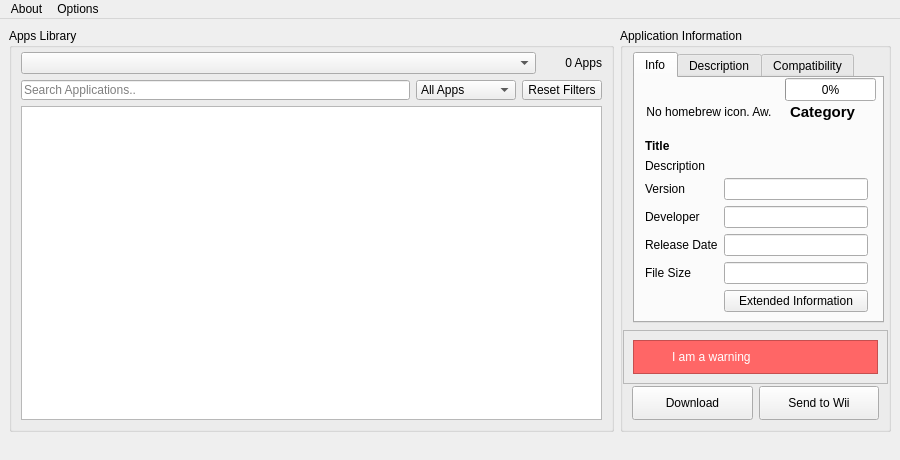
Above: gui/united.ui from dhtdht020/osc-dl before the change. Below: the same form after it.
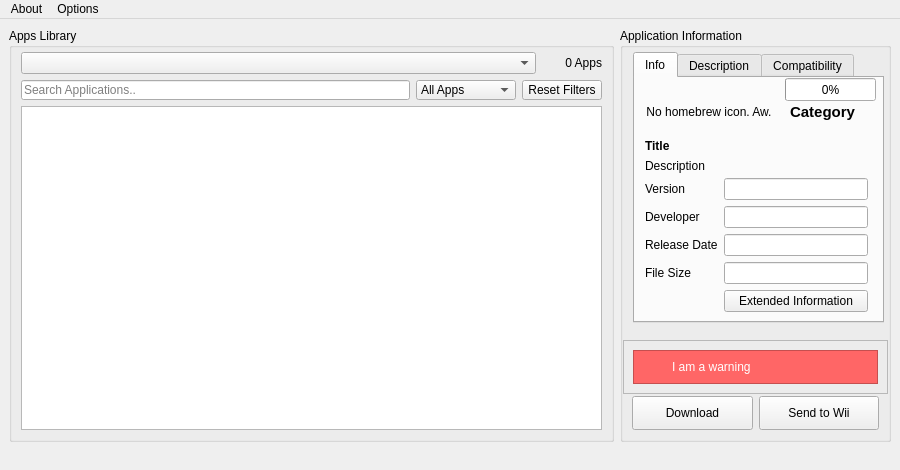
That is the form after the change.

Commit message: Increased minimum window height

What changed in the file:
```diff
--- a/gui/united.ui
+++ b/gui/united.ui
@@ -7,7 +7,7 @@
     <x>0</x>
     <y>0</y>
     <width>900</width>
-    <height>460</height>
+    <height>470</height>
    </rect>
   </property>
   <property name="sizePolicy">
@@ -19,7 +19,7 @@
   <property name="minimumSize">
    <size>
     <width>900</width>
-    <height>460</height>
+    <height>470</height>
    </size>
   </property>
   <property name="windowTitle">
```
The commit also changes 1 other file.
